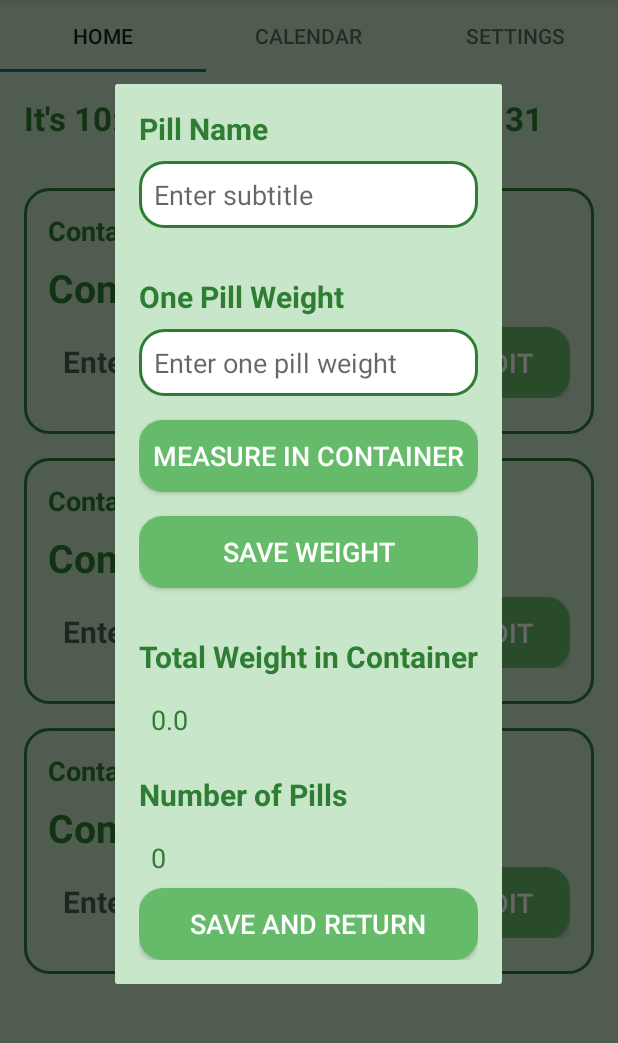
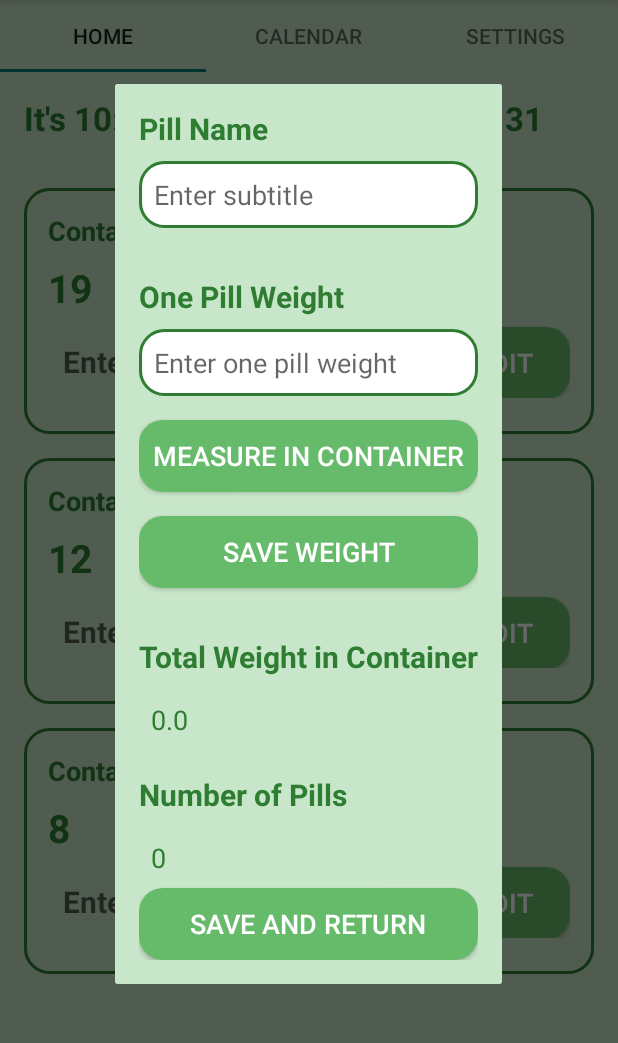
Before and after one commit to Nik-Filippov/SmartPillBoxApp, an Android app: the screen it shows after launch (MainActivity), after a tap on "EDIT", on a phone screen of 412 x 824 dp, the part 84-1127 px from its top. Run offline under Robolectric (Android 15) with nearby library versions, the phone set to English and light mode, and no system bars.

```diff
--- a/app/src/main/java/com/example/smartpillboxapp/HomeFragment.java
+++ b/app/src/main/java/com/example/smartpillboxapp/HomeFragment.java
@@ -106,15 +106,15 @@ public class HomeFragment extends Fragment {
             dialogFragment.setArguments(args);
             dialogFragment.show(getChildFragmentManager(), "EditContainerDialog");
 
-            // TESTING
-//            testNumPills[0] = testNumPills[0] - 1;
-//            try {
-//                updateDataFields(testNumPills);
-//            } catch (InterruptedException e) {
-//                throw new RuntimeException(e);
-//            }
-//            Log.d("HomeFragment", "testNumPills[0]: " + testNumPills[0]);
-            // END TESTING
+//             TESTING
+            testNumPills[0] = testNumPills[0] - 1;
+            try {
+                updateDataFields(testNumPills);
+            } catch (InterruptedException e) {
+                throw new RuntimeException(e);
+            }
+            Log.d("HomeFragment", "testNumPills[0]: " + testNumPills[0]);
+//             END TESTING
         });
 
         btnEdit2.setOnClickListener(v -> {
@@ -165,25 +165,25 @@ public class HomeFragment extends Fragment {
         sharedViewModel = new ViewModelProvider(requireActivity()).get(SharedViewModel.class);
 
         // TEST NUM PILLS
-//        testNumPills = new Integer[3];
-//        testNumPills[0] = 20; // Container 1
-//        testNumPills[1] = 12; // Container 2
-//        testNumPills[2] = 8; // Container 3
-//
-//        SharedPreferences.Editor editor = sharedPreferences.edit();
-//        editor.putInt("pill_count_1", testNumPills[0]);
-//        editor.putInt("pill_count_2", testNumPills[1]);
-//        editor.putInt("pill_count_3", testNumPills[2]);
-//        editor.apply();  // Apply the changes to SharedPreferences
+        testNumPills = new Integer[3];
+        testNumPills[0] = 20; // Container 1
+        testNumPills[1] = 12; // Container 2
+        testNumPills[2] = 8; // Container 3
 
-//
-//        try {
-//            updateDataFields(testNumPills);
-//        } catch (InterruptedException e) {
-//            throw new RuntimeException(e);
-//        }
+        SharedPreferences.Editor editor = sharedPreferences.edit();
+        editor.putInt("pill_count_1", testNumPills[0]);
+        editor.putInt("pill_count_2", testNumPills[1]);
+        editor.putInt("pill_count_3", testNumPills[2]);
+        editor.apply();  // Apply the changes to SharedPreferences
 
-//        sharedViewModel.setNumPills(testNumPills);
+
+        try {
+            updateDataFields(testNumPills);
+        } catch (InterruptedException e) {
+            throw new RuntimeException(e);
+        }
+
+        sharedViewModel.setNumPills(testNumPills);
 
         // END TESTING
 
--- a/app/src/main/res/values/strings.xml
+++ b/app/src/main/res/values/strings.xml
@@ -22,5 +22,5 @@
     <string name="addPill">New Reminder</string>
     <string name="deletePill">Delete Pill</string>
     <string name="editPill">Edit Pill</string>
-    <string name="enableNotifications">Enable Notifications</string>
+    <string name="enableNotifications">Low Supply Threshold</string>
 </resources>
```
Also changed, not shown: app/src/main/java/com/example/smartpillboxapp/AddReminderDialog.java (+17 -0 lines).
